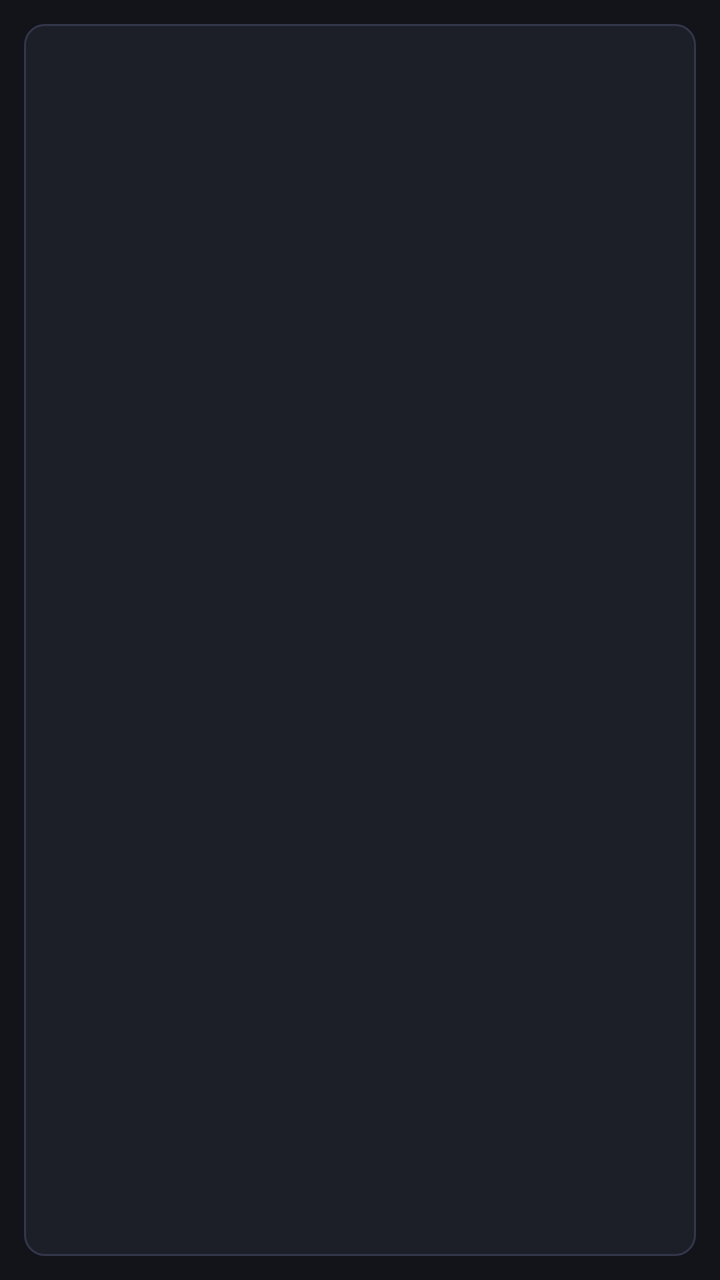
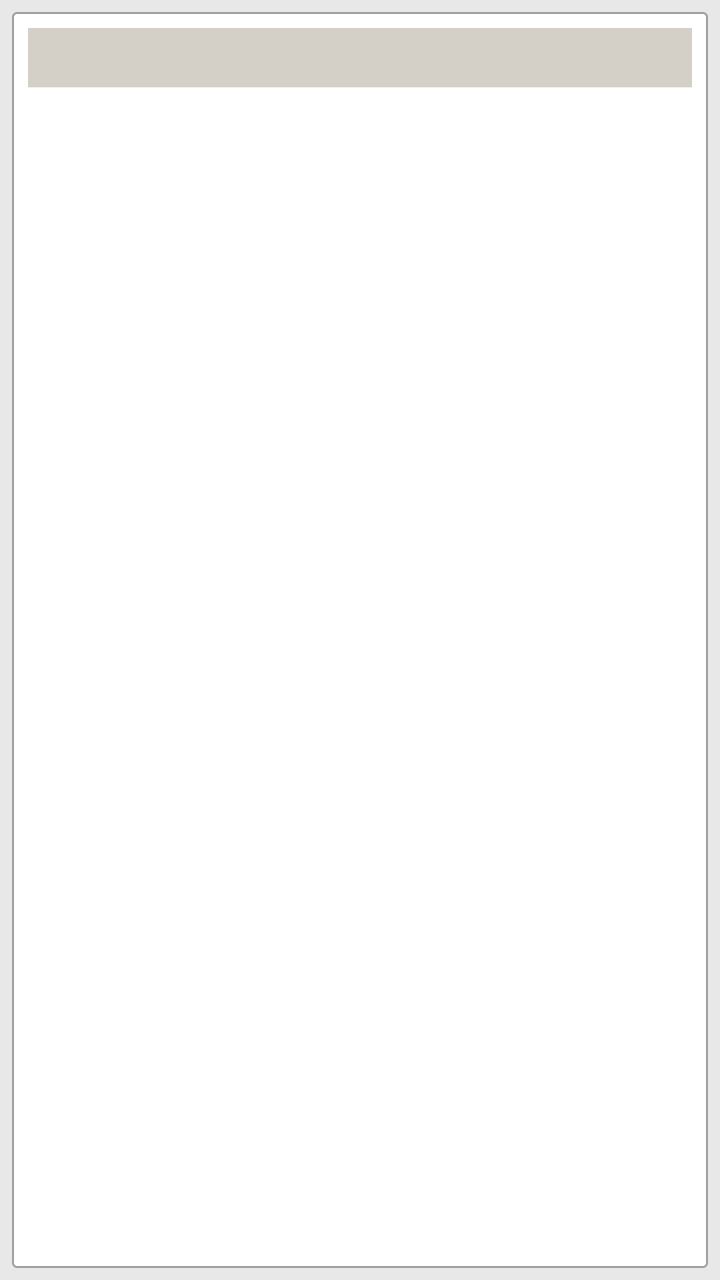

Compare the two renders of this Android layout. The source of the first and the diff that turns it into the second are given below.
<!-- AndroidManifest.xml: application theme Theme.MHXXGanSimu -->
<!-- res/layout/fragment_simple_list.xml -->
<?xml version="1.0" encoding="utf-8"?>
<LinearLayout
    xmlns:android="http://schemas.android.com/apk/res/android"
    android:layout_width="match_parent"
    android:layout_height="match_parent"
    android:orientation="vertical"
    android:background="@color/bg"
    android:padding="12dp">

    <LinearLayout
        android:layout_width="match_parent"
        android:layout_height="match_parent"
        android:orientation="vertical"
        android:background="@drawable/bg_card"
        android:padding="14dp">

        <TextView
            android:id="@+id/txtTitle"
            android:layout_width="match_parent"
            android:layout_height="wrap_content"
            android:textColor="@color/accent"
            android:textSize="14sp"
            android:textStyle="bold"
            android:paddingBottom="8dp" />

        <TextView
            android:id="@+id/txtEmpty"
            android:layout_width="match_parent"
            android:layout_height="wrap_content"
            android:visibility="gone"
            android:textSize="13sp"
            android:textColor="@color/muted"
            android:gravity="center"
            android:padding="24dp" />

        <androidx.recyclerview.widget.RecyclerView
            android:id="@+id/recycler"
            android:layout_width="match_parent"
            android:layout_height="0dp"
            android:layout_weight="1" />
    </LinearLayout>
</LinearLayout>
<!-- resources referenced by this layout -->
<resources>
  <color name="accent">#5B8DEF</color>
  <color name="bg">#12141A</color>
  <color name="muted">#8B90A5</color>
  <!-- drawable bg_card (drawable) -->
  <?xml version="1.0" encoding="utf-8"?>
  <shape xmlns:android="http://schemas.android.com/apk/res/android"
      android:shape="rectangle">
      <solid android:color="@color/surface" />
      <stroke android:width="1dp" android:color="@color/border" />
      <corners android:radius="10dp" />
  </shape>
  <style name="Theme.MHXXGanSimu" parent="Theme.Material3.Dark.NoActionBar">
          <item name="colorPrimary">@color/accent</item>
          <item name="colorPrimaryContainer">@color/surface2</item>
          <item name="colorOnPrimary">@color/on_primary</item>
          <item name="colorSecondary">@color/accent</item>
          <item name="colorSurface">@color/surface</item>
          <item name="colorOnSurface">@color/text</item>
          <item name="android:statusBarColor">@color/bg</item>
          <item name="android:navigationBarColor">@color/bg</item>
          <item name="android:windowBackground">@color/bg</item>
          <item name="android:colorBackground">@color/bg</item>
      </style>
  <color name="surface">#1C1F28</color>
  <color name="border">#33374A</color>
  <color name="surface2">#252836</color>
  <color name="on_primary">#FFFFFF</color>
  <color name="text">#E8EAF0</color>
</resources>

<!-- the commit's change to res/layout/fragment_simple_list.xml (unified diff, before → after) -->
@@ -5,23 +5,25 @@
     android:layout_height="match_parent"
     android:orientation="vertical"
     android:background="@color/bg"
-    android:padding="12dp">
+    android:padding="6dp">
 
     <LinearLayout
         android:layout_width="match_parent"
         android:layout_height="match_parent"
         android:orientation="vertical"
         android:background="@drawable/bg_card"
-        android:padding="14dp">
+        android:padding="8dp">
 
         <TextView
             android:id="@+id/txtTitle"
             android:layout_width="match_parent"
             android:layout_height="wrap_content"
-            android:textColor="@color/accent"
-            android:textSize="14sp"
+            android:textColor="@color/text"
+            android:textSize="13sp"
             android:textStyle="bold"
-            android:paddingBottom="8dp" />
+            android:background="@color/header_bg"
+            android:padding="6dp"
+            android:layout_marginBottom="6dp" />
 
         <TextView
             android:id="@+id/txtEmpty"
<!-- resource entries referenced after the edit -->
@@ -1,32 +1,34 @@
 <!-- resources referenced by this layout -->
 <resources>
-  <color name="accent">#5B8DEF</color>
-  <color name="bg">#12141A</color>
-  <color name="muted">#8B90A5</color>
+  <color name="accent">#3C7FB1</color>
+  <color name="primary_container">#D6E8F5</color>
+  <color name="bg">#E8E8E8</color>
+  <color name="header_bg">#D4D0C8</color>
+  <color name="muted">#606060</color>
   <!-- drawable bg_card (drawable) -->
   <?xml version="1.0" encoding="utf-8"?>
   <shape xmlns:android="http://schemas.android.com/apk/res/android"
       android:shape="rectangle">
-      <solid android:color="@color/surface" />
+      <solid android:color="@color/surface2" />
       <stroke android:width="1dp" android:color="@color/border" />
-      <corners android:radius="10dp" />
+      <corners android:radius="2dp" />
   </shape>
-  <style name="Theme.MHXXGanSimu" parent="Theme.Material3.Dark.NoActionBar">
+  <style name="Theme.MHXXGanSimu" parent="Theme.Material3.Light.NoActionBar">
           <item name="colorPrimary">@color/accent</item>
-          <item name="colorPrimaryContainer">@color/surface2</item>
+          <item name="colorPrimaryContainer">@color/primary_container</item>
           <item name="colorOnPrimary">@color/on_primary</item>
-          <item name="colorSecondary">@color/accent</item>
-          <item name="colorSurface">@color/surface</item>
+          <item name="colorSecondary">@color/secondary</item>
+          <item name="colorSurface">@color/surface2</item>
           <item name="colorOnSurface">@color/text</item>
-          <item name="android:statusBarColor">@color/bg</item>
+          <item name="android:statusBarColor">@color/header_bg</item>
           <item name="android:navigationBarColor">@color/bg</item>
           <item name="android:windowBackground">@color/bg</item>
           <item name="android:colorBackground">@color/bg</item>
       </style>
-  <color name="surface">#1C1F28</color>
-  <color name="border">#33374A</color>
-  <color name="surface2">#252836</color>
+  <color name="border">#A0A0A0</color>
+  <color name="surface2">#FFFFFF</color>
   <color name="on_primary">#FFFFFF</color>
-  <color name="text">#E8EAF0</color>
+  <color name="secondary">#5A5A5A</color>
+  <color name="text">#202020</color>
 </resources>
 
